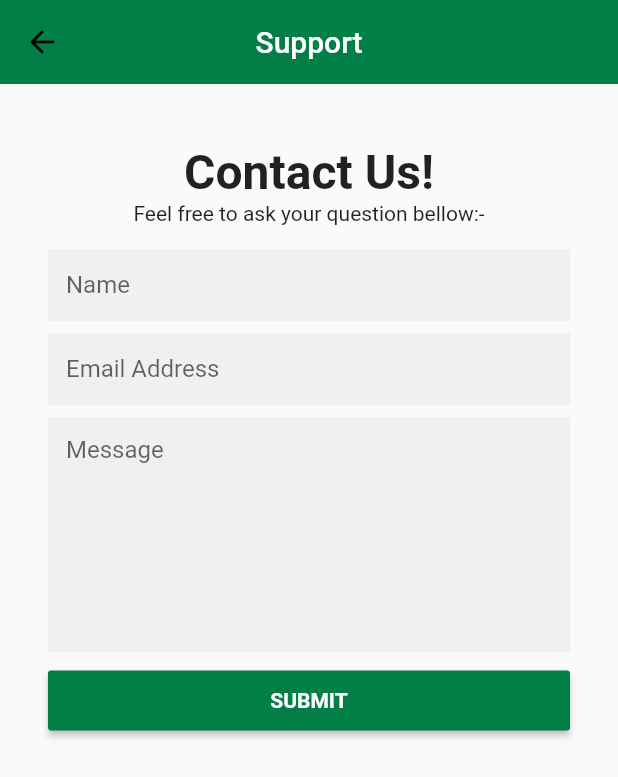
After one commit to hazemabollfadl/new_food_delivery, a Flutter app: the screen it shows once a user with an empty profile is signed in, in the side drawer, after a tap on "Contact Support", on a phone screen of 412 x 824 dp. The commit adds this screen. Shown: the top 777 px of the screen. Run offline on Flutter 3.47's test engine with Material 2 defaults, Android fonts, the phone set to English and light mode, and no system bars; our stand-ins replace cloud_firestore, firebase_auth, firebase_core, loading_animation_widget; accounts and stored records are empty.

Commit message:
Added call_support.

```diff
--- /dev/null
+++ b/lib/pages/support/call_support.dart
@@ -0,0 +1,149 @@
+import 'package:flutter/material.dart';
+import 'package:flutter/src/widgets/container.dart';
+import 'package:flutter/src/widgets/framework.dart';
+
+import '../../appColors/app_colors.dart';
+import '../home/home_page.dart';
+
+class CallSupport extends StatefulWidget {
+  static Pattern pattern =
+      r'^(([^<>()[\]\\.,;:\s@\"]+(\.[^<>()[\]\\.,;:\s@\"]+)*)|(\".+\"))@((\[[0-9]{1,3}\.[0-9]{1,3}\.[0-9]{1,3}\.[0-9]{1,3}\])|(([a-zA-Z\-0-9]+\.)+[a-zA-Z]{2,}))$';
+  RegExp regExp = RegExp(CallSupport.pattern.toString());
+
+  @override
+  State<CallSupport> createState() => _CallSupportState();
+}
+
+class _CallSupportState extends State<CallSupport> {
+  TextEditingController Name = TextEditingController(text: userModel.fullName);
+  TextEditingController Email =
+      TextEditingController(text: userModel.emailAddress);
+
+  void profilevalidation({
+    required TextEditingController? Email,
+    required TextEditingController? Name,
+    required BuildContext context,
+  }) async {
+    if (Name!.text.trim().isEmpty) {
+      ScaffoldMessenger.of(context).showSnackBar(
+        SnackBar(
+          content: Text("Full name is empty"),
+        ),
+      );
+      return;
+    } else if (Email!.text.trim().isEmpty) {
+      ScaffoldMessenger.of(context).showSnackBar(
+        SnackBar(
+          content: Text("Email address is empty"),
+        ),
+      );
+      return;
+    } else if (!widget.regExp.hasMatch(Email.text.trim())) {
+      ScaffoldMessenger.of(context).showSnackBar(
+        SnackBar(
+          content: Text("Enter a valid email address"),
+        ),
+      );
+      return;
+    } else {
+      ScaffoldMessenger.of(context).showSnackBar(
+        SnackBar(
+          content: Text("Question is Saved"),
+        ),
+      );
+    }
+  }
+
+  @override
+  Widget build(BuildContext context) {
+    return Scaffold(
+      appBar: AppBar(
+        elevation: 0,
+        backgroundColor: AppColors.kgradientk1,
+        centerTitle: true,
+        title: Text(
+          "Support",
+          style: TextStyle(
+            color: AppColors.kwhiteColor,
+          ),
+        ),
+      ),
+      body: Container(
+        padding: EdgeInsets.only(top: 40),
+        child: Column(
+          crossAxisAlignment: CrossAxisAlignment.center,
+          children: [
+            Text(
+              "Contact Us!",
+              style: TextStyle(
+                fontSize: 32,
+                fontWeight: FontWeight.bold,
+              ),
+            ),
+            Text("Feel free to ask your question bellow:-"),
+            Padding(
+              padding: const EdgeInsets.symmetric(horizontal: 32),
+              child: Column(
+                children: [
+                  SizedBox(
+                    height: 16,
+                  ),
+                  TextField(
+                    controller: Name,
+                    decoration: InputDecoration(
+                      hintText: "Name",
+                      filled: true,
+                      border: InputBorder.none,
+                    ),
+                  ),
+                  SizedBox(
+                    height: 8,
+                  ),
+                  TextField(
+                    controller: Email,
+                    decoration: InputDecoration(
+                      hintText: "Email Address",
+                      filled: true,
+                      border: InputBorder.none,
+                    ),
+                  ),
+                  SizedBox(height: 8),
+                  TextField(
+                    maxLines: 7,
+                    decoration: InputDecoration(
+                      hintText: "Message",
+                      filled: true,
+                      border: InputBorder.none,
+                    ),
+                  ),
+                  SizedBox(
+                    height: 8,
+                  ),
+                  MaterialButton(
+                    height: 40,
+                    minWidth: double.infinity,
+                    color: AppColors.kgradientk1,
+                    onPressed: () {
+                      profilevalidation(
+                        context: context,
+                        Email: Email,
+                        Name: Name,
+                      );
+                    },
+                    child: Text(
+                      "SUBMIT",
+                      style: TextStyle(
+                        fontWeight: FontWeight.bold,
+                        color: Colors.white,
+                      ),
+                    ),
+                  ),
+                ],
+              ),
+            ),
+          ],
+        ),
+      ),
+    );
+  }
+}
--- a/lib/widgets/build_drawer.dart
+++ b/lib/widgets/build_drawer.dart
@@ -6,6 +6,7 @@ import 'package:new_food_delivery/pages/favorite/favorite_page.dart';
 import 'package:new_food_delivery/pages/home/home_page.dart';
 import 'package:new_food_delivery/pages/login/login_page.dart';
 import 'package:new_food_delivery/pages/profile/profile_page.dart';
+import 'package:new_food_delivery/pages/support/call_support.dart';
 import 'package:new_food_delivery/route/routing_page.dart';
 
 import '../appColors/app_colors.dart';
@@ -75,6 +76,15 @@ class BuildDrawer extends StatelessWidget {
           ),
           ListTile(
             onTap: () {
+              RoutingPage.goTonext(context: context, navigateTo: CallSupport());
+            },
+            leading: Icon(
+              Icons.call,
+            ),
+            title: Text("Contact Support"),
+          ),
+          ListTile(
+            onTap: () {
               FirebaseAuth.instance.signOut().then(
                     (value) => Navigator.of(context).push(
                       MaterialPageRoute(
```
